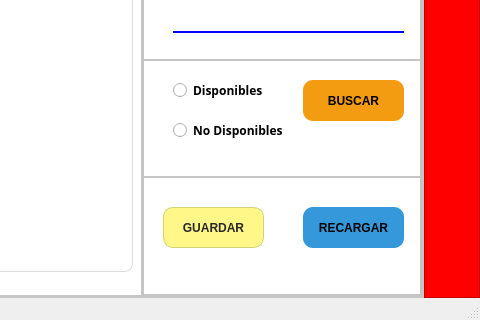
This is ui/Diseño_de_Interfaz_Grafica_Reporte.ui in EricPonceFer/reporte_asistencia as Qt 5 draws it before an edit; both pictures show x 420 to 900 and y 180 to 500 of the 900 by 500 pixel window. The edited form follows.
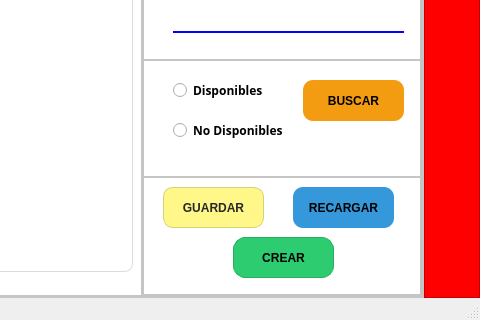
This is the edited form. The open tabs and pages were chosen to show the change. Icons and pictures are not drawn.

Commit message: Avance 7.1: Mejora de la Interfaz Operadores

```diff
--- a/ui/Diseño_de_Interfaz_Grafica_Reporte.ui
+++ b/ui/Diseño_de_Interfaz_Grafica_Reporte.ui
@@ -1116,7 +1116,7 @@
                  <property name="geometry">
                   <rect>
                    <x>20</x>
-                   <y>30</y>
+                   <y>10</y>
                    <width>101</width>
                    <height>41</height>
                   </rect>
@@ -1148,8 +1148,8 @@
                 <widget class="QPushButton" name="btn_recargar">
                  <property name="geometry">
                   <rect>
-                   <x>160</x>
-                   <y>30</y>
+                   <x>150</x>
+                   <y>10</y>
                    <width>101</width>
                    <height>41</height>
                   </rect>
@@ -1176,6 +1176,39 @@
                   <string>RECARGAR</string>
                  </property>
                 </widget>
+                <widget class="QPushButton" name="btn_crear_op">
+                 <property name="geometry">
+                  <rect>
+                   <x>90</x>
+                   <y>60</y>
+                   <width>101</width>
+                   <height>41</height>
+                  </rect>
+                 </property>
+                 <property name="styleSheet">
+                  <string notr="true">QPushButton {
+    background-color: rgb(46, 204, 113);
+    color: black;
+    border: 1px solid rgb(39, 174, 96);
+    border-radius: 12px;
+    padding: 10px;
+    font-weight: bold;
+}
+
+QPushButton:hover {
+    background-color: rgb(39, 174, 96);
+}
+
+QPushButton:pressed {
+    background-color: rgb(30, 132, 73);
+    padding-left: 11px;
+    padding-top: 11px;
+}</string>
+                 </property>
+                 <property name="text">
+                  <string>CREAR</string>
+                 </property>
+                </widget>
                </widget>
               </item>
              </layout>
```
Left out of the diff: 55 changed lines with no effect on the pictures. The commit also changes 2 other files.
